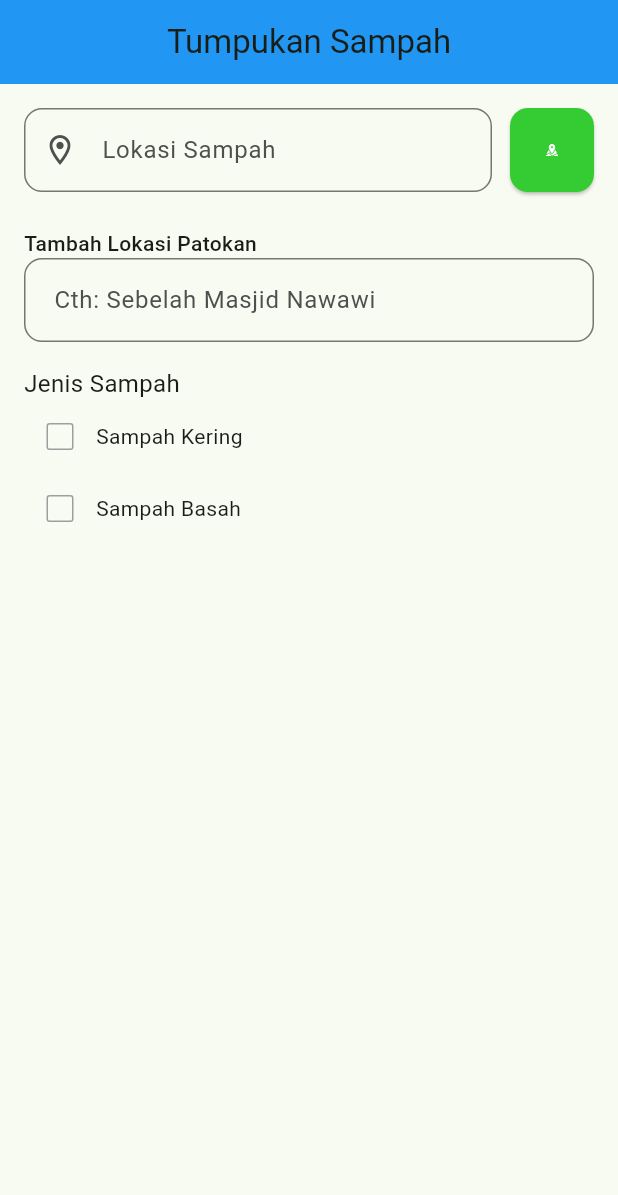
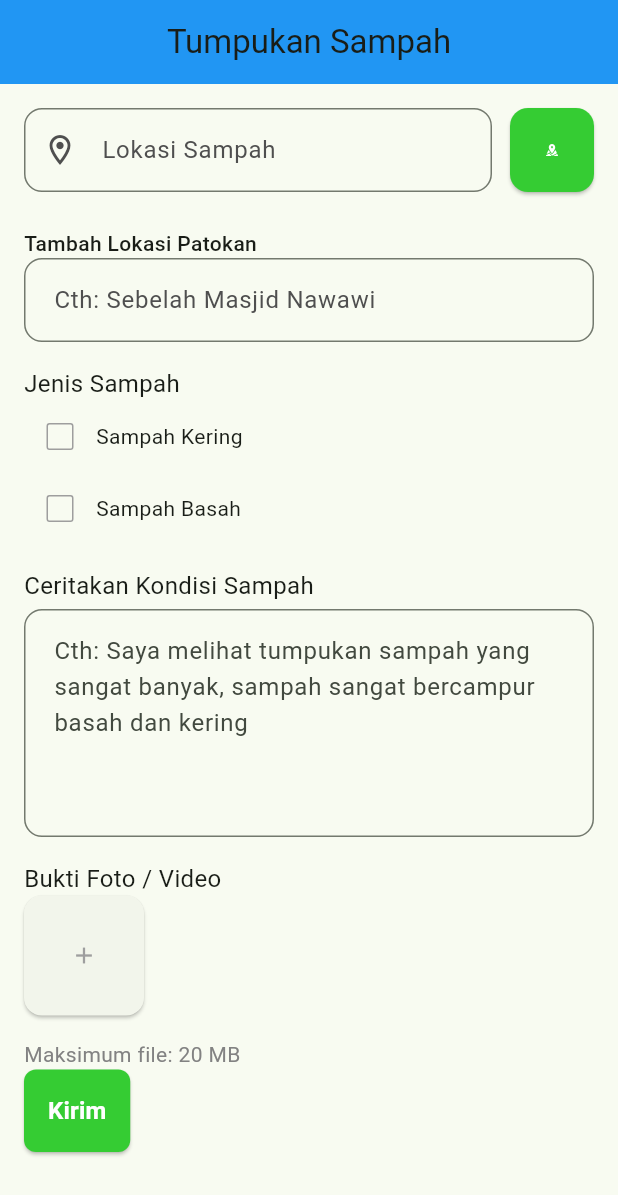
Before and after one commit to RecyThing/RecyThing-Mobile, a Flutter app: the screen it shows after launch, on a phone screen of 412 x 824 dp. Shown: the top 1195 px of the screen. Run offline on Flutter 3.47's test engine with Material 2 defaults, Android fonts, the light colour scheme and no system bars; our stand-ins replace google_fonts, image_picker.

Commit message:
fixed report rubbish

```diff
--- a/recything_mobile/lib/main.dart
+++ b/recything_mobile/lib/main.dart
@@ -21,11 +21,12 @@ class MyApp extends StatelessWidget {
         colorScheme: ColorScheme.fromSeed(seedColor: Pallete.main),
         useMaterial3: true,
       ),
-      initialRoute: '/reporting',
+      initialRoute: '/report-rubbish',
       routes: {
         // '/login': (context) => const LoginScreen(),
         // '/dashboard': (context) => const Dasboard()
-        '/reporting': (context) => const ReportRubbishScreen()
+        // '/reporting': (context) => const ChooseReport(),
+        '/report-rubbish': (context) => ReportRubbishScreen()
       },
     );
   }
--- a/recything_mobile/lib/screens/report/choose_report_screen.dart
+++ b/recything_mobile/lib/screens/report/choose_report_screen.dart
@@ -33,7 +33,7 @@ class _ChooseReportState extends State<ChooseReport> {
           ),
           GestureDetector(
             onTap: () {
-              // Handle card tap action
+              Navigator.pushNamed(context, '/report-rubbish');
             },
             child: buildCard(
               'Tumpukan Sampah',
@@ -90,7 +90,6 @@ class _ChooseReportState extends State<ChooseReport> {
               ],
             ),
           ),
-
         ],
       ),
     );
--- a/recything_mobile/lib/screens/report/report_rubbish_screen.dart
+++ b/recything_mobile/lib/screens/report/report_rubbish_screen.dart
@@ -1,4 +1,7 @@
+import 'dart:io';
+
 import 'package:flutter/material.dart';
+import 'package:image_picker/image_picker.dart';
 import 'package:recything_mobile/constants/pallete.dart';
 import 'package:recything_mobile/widgets/forms/main_button.dart';
 import 'package:recything_mobile/widgets/forms/main_textfield.dart';
@@ -14,6 +17,20 @@ class ReportRubbishScreen extends StatefulWidget {
 class _ReportRubbishScreenState extends State<ReportRubbishScreen> {
   bool isCheckedKering = false;
   bool isCheckedBasah = false;
+
+  List<XFile>? selectedImages = []; //menyimpan gambar yang dipilih
+
+  Future<void> pickImage() async {
+    final imagePicker = ImagePicker();
+    final pickedImages =
+        await imagePicker.pickMultiImage(); //mengambil gambar dari galeri
+
+    if (pickedImages != null) {
+      setState(() {
+        selectedImages = pickedImages;
+      });
+    }
+  }
 
   @override
   Widget build(BuildContext context) {
@@ -110,7 +127,79 @@ class _ReportRubbishScreenState extends State<ReportRubbishScreen> {
                   ),
                   Text('Sampah Basah')
                 ],
-              )
+              ),
+              const SizedBox(
+                height: 16,
+              ),
+              Text(
+                'Ceritakan Kondisi Sampah',
+                style: TextStyle(
+                    fontSize: ThemeFont.bodyNormal.fontSize,
+                    fontWeight: FontWeight.w400),
+              ),
+              const SizedBox(
+                height: 4,
+              ),
+              TextField(
+                maxLines: 5,
+                decoration: InputDecoration(
+                  border: OutlineInputBorder(
+                    borderRadius: BorderRadius.all(
+                      Radius.circular(12),
+                    ),
+                  ),
+                  hintText:
+                      'Cth: Saya melihat tumpukan sampah yang sangat banyak, sampah sangat bercampur basah dan kering',
+                  focusColor: Pallete.dark1,
+                  labelStyle: TextStyle(color: Pallete.dark2),
+                  contentPadding: EdgeInsets.all(16),
+                ),
+              ),
+              const SizedBox(
+                height: 16,
+              ),
+              Text(
+                'Bukti Foto / Video',
+                style: TextStyle(
+                    fontSize: ThemeFont.bodyNormal.fontSize,
+                    fontWeight: FontWeight.w400),
+              ),
+              if (selectedImages != null && selectedImages!.isNotEmpty)
+                Column(
+                  children: [
+                    for (final image in selectedImages!)
+                      Padding(
+                        padding: EdgeInsets.symmetric(vertical: 8),
+                        child: Image.file(
+                          File(image.path),
+                        ),
+                      )
+                  ],
+                ),
+              ElevatedButton(
+                onPressed: pickImage,
+                style: ElevatedButton.styleFrom(
+                  minimumSize: Size(80, 80),
+                  shape: RoundedRectangleBorder(
+                    borderRadius: BorderRadius.circular(12),
+                  ),
+                ),
+                child: Icon(
+                  Icons.add,
+                  color: Colors.grey,
+                ),
+              ),
+              const SizedBox(
+                height: 16,
+              ),
+              Text(
+                'Maksimum file: 20 MB',
+                style: TextStyle(
+                    fontSize: ThemeFont.bodySmall.fontSize,
+                    fontWeight: ThemeFont.bodySmall.fontWeight,
+                    color: Pallete.dark3),
+              ),
+              MainButton(onPressed: () {}, text: 'Kirim')
             ],
           ),
         ));
--- a/recything_mobile/pubspec.yaml
+++ b/recything_mobile/pubspec.yaml
@@ -35,6 +35,7 @@ dependencies:
   # Use with the CupertinoIcons class for iOS style icons.
   cupertino_icons: ^1.0.2
   google_fonts: ^6.1.0
+  image_picker: ^1.0.4
 
 dev_dependencies:
   flutter_test:
```
Also changed, not shown: recything_mobile/pubspec.lock, 5 other files.
